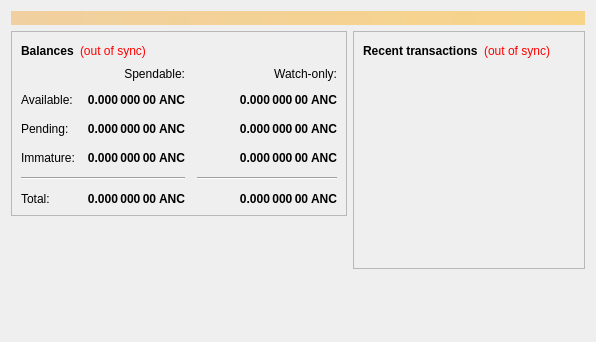
First picture: the form in src/qt/forms/overviewpage.ui, repository Anoncoin/anoncoin, before the edit.
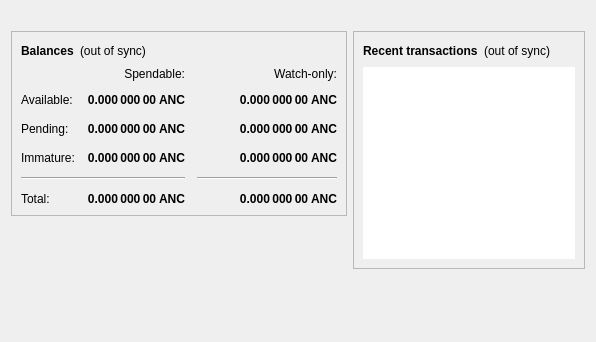
Second picture: the form after the edit.

Diff of the .ui file:
```diff
--- a/src/qt/forms/overviewpage.ui
+++ b/src/qt/forms/overviewpage.ui
@@ -19,9 +19,6 @@
      <property name="visible">
       <bool>false</bool>
      </property>
-     <property name="styleSheet">
-      <string notr="true">background-color: qlineargradient(x1: 0, y1: 0, x2: 1, y2: 0, stop:0 #F0D0A0, stop:1 #F8D488); color:#000000;</string>
-     </property>
      <property name="wordWrap">
       <bool>true</bool>
      </property>
@@ -66,9 +63,6 @@
               <property name="toolTip">
                <string>The displayed information may be out of date. Your wallet automatically synchronizes with the Anoncoin network after a connection is established, but this process has not completed yet.</string>
               </property>
-              <property name="styleSheet">
-               <string notr="true">QLabel { color: red; }</string>
-              </property>
               <property name="text">
                <string notr="true">(out of sync)</string>
               </property>
@@ -438,9 +432,6 @@
               <property name="toolTip">
                <string>The displayed information may be out of date. Your wallet automatically synchronizes with the Anoncoin network after a connection is established, but this process has not completed yet.</string>
               </property>
-              <property name="styleSheet">
-               <string notr="true">QLabel { color: red; }</string>
-              </property>
               <property name="text">
                <string notr="true">(out of sync)</string>
               </property>
@@ -466,9 +457,6 @@
           </item>
           <item>
            <widget class="QListView" name="listTransactions">
-            <property name="styleSheet">
-             <string notr="true">QListView { background: transparent; }</string>
-            </property>
             <property name="frameShape">
              <enum>QFrame::NoFrame</enum>
             </property>
```
